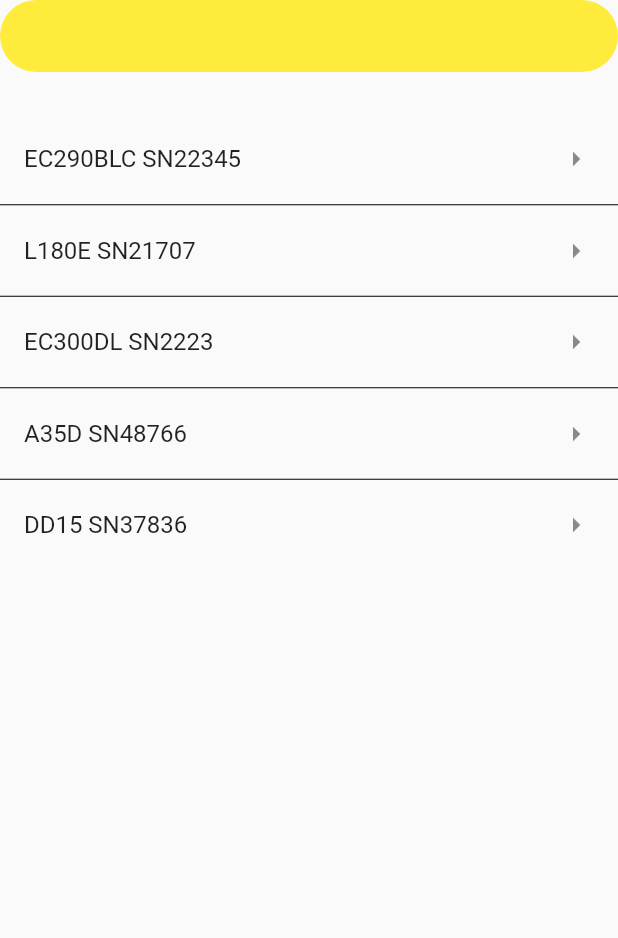
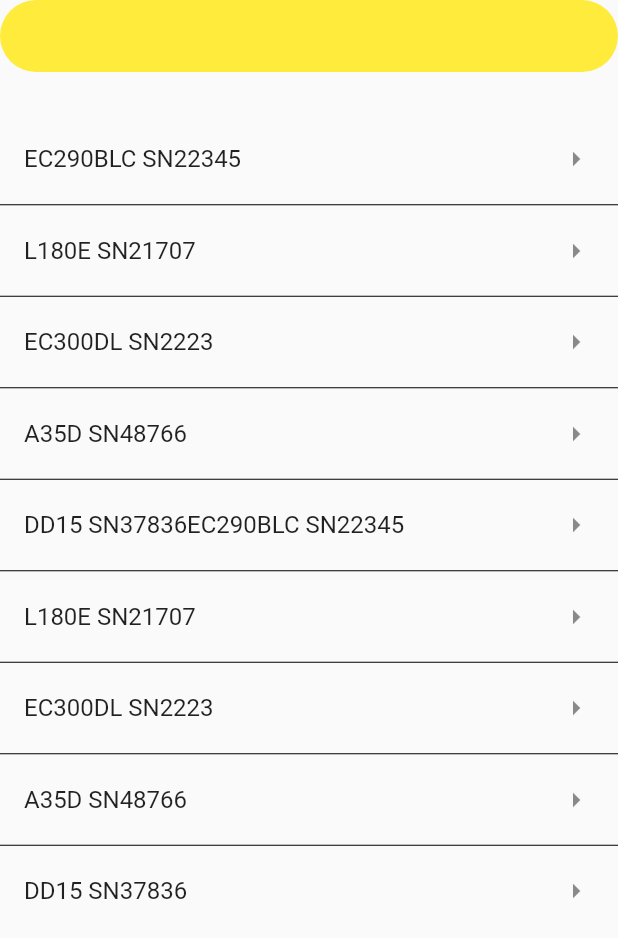
Before and after one commit to RoyHob/amt_vol, a Flutter app: the EngineSearch screen opened by its route, on a phone screen of 412 x 824 dp. Shown: the top 938 px of the screen. Run offline on Flutter 3.47's test engine with Material 2 defaults, Android fonts, the phone set to English and light mode, and no system bars.

```diff
--- a/lib/ui/screens/engine_search.dart
+++ b/lib/ui/screens/engine_search.dart
@@ -9,6 +9,11 @@ class _EngineSearchState extends State<EngineSearch> {
 
   List<String> engineList = [
     "EC290BLC SN22345",
+    "L180E SN21707",
+    "EC300DL SN2223",
+    "A35D SN48766",
+    "DD15 SN37836"
+        "EC290BLC SN22345",
     "L180E SN21707",
     "EC300DL SN2223",
     "A35D SN48766",
```
Also changed, not shown: 1 other file.
